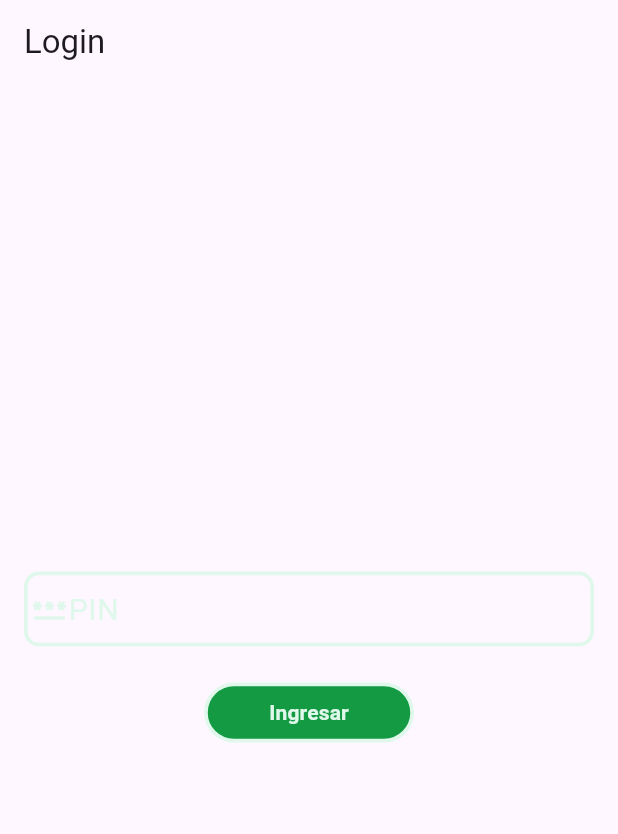
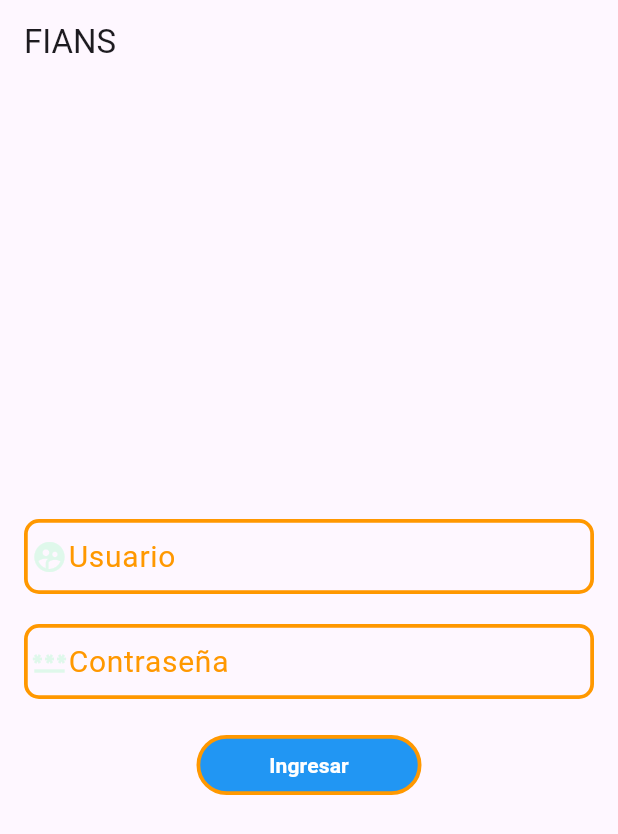
Before and after one commit to JJPR030803/Registro_Maestros, a Flutter app: the screen it shows after launch, on a phone screen of 412 x 824 dp. Shown: the top 834 px of the screen. Run offline on Flutter 3.47's test engine with Material 3 defaults, Android fonts, the phone set to English and light mode, and no system bars; our stand-ins replace camera, local_auth.

Commit message:
Visual terminado

```diff
--- a/asistencia_maestros/lib/main.dart
+++ b/asistencia_maestros/lib/main.dart
@@ -10,7 +10,7 @@ Future<void> main()  async {
   final cameras = await availableCameras();
 
 // Get a specific camera from the list of available cameras.
-  final firstCamera = cameras.first;
+  final firstCamera = cameras[1];
   SystemChrome.setPreferredOrientations([
     DeviceOrientation.portraitUp,
     DeviceOrientation.portraitDown,
@@ -25,7 +25,6 @@ class LoginApp extends StatelessWidget {
   @override
   Widget build(BuildContext context) {
     return MaterialApp(
-
       title: 'Login Demo',
       debugShowCheckedModeBanner: false,
       home: LoginPage(
--- a/asistencia_maestros/lib/pages/login.dart
+++ b/asistencia_maestros/lib/pages/login.dart
@@ -2,12 +2,15 @@ import 'package:asistencia_maestros/pages/home.dart';
 import 'package:asistencia_maestros/widgets/botones.dart';
 import 'package:asistencia_maestros/widgets/textfields.dart';
 import 'package:camera/camera.dart';
+import 'package:asistencia_maestros/pages/hora_page.dart';
+import 'package:flutter/widgets.dart';
 import 'package:local_auth/local_auth.dart';
 import 'package:flutter/material.dart';
 
 class LoginPage extends StatefulWidget {
   final CameraDescription cameraDescription;
-  const LoginPage({Key? key, required this.cameraDescription}):super(key: key);
+  const LoginPage({Key? key, required this.cameraDescription})
+      : super(key: key);
   @override
   _LoginPageState createState() => _LoginPageState();
 }
@@ -16,6 +19,8 @@ class _LoginPageState extends State<LoginPage> {
   TextEditingController userController = TextEditingController();
   TextEditingController passwordController = TextEditingController();
   var userKey = GlobalKey<FormState>();
+  var passwordKey = GlobalKey<FormState>();
+  FocusNode focusPassword = FocusNode();
   FocusNode focusUsuario = FocusNode();
   final LocalAuthentication _localAuth = LocalAuthentication();
 
@@ -24,7 +29,7 @@ class _LoginPageState extends State<LoginPage> {
     var sizeScren = MediaQuery.of(context).size;
     return Scaffold(
       appBar: AppBar(
-        title: const Text('Login'),
+        title: const Text('FIANS'),
       ),
       body: Container(
         constraints: BoxConstraints(
@@ -36,23 +41,31 @@ class _LoginPageState extends State<LoginPage> {
               mainAxisAlignment: MainAxisAlignment.center,
               children: <Widget>[
                 textfieldsApp(
-                  function: (){
-
-                  },
+                  function: () {},
                   controller: userController,
                   formKey: userKey,
-                  texto: 'PIN',
+                  texto: 'Usuario',
                   tipoKeyboard: TextInputType.number,
-                  icono: Icons.password,
+                  icono: Icons.supervised_user_circle,
                 ),
                 const SizedBox(height: 20),
+                textfieldsApp(
+                    function: () {},
+                    icono: Icons.password,
+                    tipoKeyboard: TextInputType.visiblePassword,
+                    controller: passwordController,
+                    formKey: passwordKey,
+                    texto: "Contraseña"),
+                  const SizedBox(height: 20,),
                 botones(
                     onPressed: () async {
-                      if(userController.text == '1234'){
-                    Navigator.of(context).push(MaterialPageRoute(builder: (context) =>  HomePage(
+                      if (userController.text == '1234') {
+                        Navigator.of(context).push(MaterialPageRoute(
+                          builder: (context) => HomePage(
                             cameraDescription: widget.cameraDescription,
-                    ),));
-                    }else{
+                          ),
+                        ));
+                      } else {
                         await _authenticate(context);
                       }
                     },
@@ -80,7 +93,9 @@ class _LoginPageState extends State<LoginPage> {
 
     if (isAuthenticated) {
       Navigator.of(context).push(MaterialPageRoute(
-      builder: (context) =>  HomePage(cameraDescription: widget.cameraDescription,),
+        builder: (context) => pageHoras(
+          cameraDescription: widget.cameraDescription,
+        ),
       ));
       // Navigate to the main screen or perform any other action
     } else {
@@ -93,5 +108,4 @@ class _LoginPageState extends State<LoginPage> {
       );
     }
   }
-
 }
--- a/asistencia_maestros/lib/widgets/botones.dart
+++ b/asistencia_maestros/lib/widgets/botones.dart
@@ -22,12 +22,12 @@ class _botonesState extends State<botones> {
       onPressed: widget.onPressed,
       child: AnimatedContainer(
         height: 40,
-        width: 140,
+        width: 150,
         decoration: BoxDecoration(
-          color: AppColors.verde,
+          color: Colors.blue,
             borderRadius: const BorderRadius.all(Radius.circular(20)),
             border: Border.all(
-              color:AppColors.claro ,
+              color:Colors.orange ,
               width: 2.5,
             )),
         duration: const Duration(milliseconds: 200),
@@ -39,7 +39,7 @@ class _botonesState extends State<botones> {
               widget.texto,
               style: const TextStyle(
                 fontWeight: FontWeight.bold,
-                color: AppColors.claro
+                color: Colors.white
               ),
             )
           ],
--- a/asistencia_maestros/lib/widgets/listContainers.dart
+++ b/asistencia_maestros/lib/widgets/listContainers.dart
@@ -25,9 +25,9 @@ class _listContainerState extends State<listContainer> {
    double height = MediaQuery.of(context).size.height;
     return Container(
       width: width *0.9 ,
-      height: height*0.1,
+      height: height*0.075,
       decoration: BoxDecoration(
-        border: Border.all(width: 5,color: Colors.black),
+        border: Border.all(width: 2.5,color: Colors.black),
         color: Colors.white,
       ),
       child: Row(
@@ -53,7 +53,7 @@ class _listContainerState extends State<listContainer> {
                 color: paseLista ? Colors.blue : Colors.white,
                 border: Border.all(color: Colors.transparent,width: 0)
               ),
-              width: width*0.2,
+              width: width*0.22,
               height: height*0.1,
               child: Icon(Icons.check,color: paseLista ? Colors.black : Colors.transparent,),
 
--- a/asistencia_maestros/lib/widgets/textfields.dart
+++ b/asistencia_maestros/lib/widgets/textfields.dart
@@ -37,7 +37,7 @@ class _textfieldsAppState extends State<textfieldsApp> {
           borderRadius: BorderRadius.circular(10),
           border: Border.all(
             width: focusNode.hasFocus ? 5 : 2.5,
-              color: focusNode.hasFocus ? AppColors.azulOscuro : AppColors.claro)),
+              color: focusNode.hasFocus ? Colors.blue : Colors.orange)),
       duration: const Duration(milliseconds: 200),
       child: Row(
         mainAxisAlignment: MainAxisAlignment.start,
@@ -50,7 +50,7 @@ class _textfieldsAppState extends State<textfieldsApp> {
             width: sizeScreen.width*.6,
             child: TextFormField(
               cursorHeight: 30,
-              style: TextStyle(color: AppColors.azulOscuro,fontSize: 20),
+              style: TextStyle(color: Colors.blue,fontSize: 20),
             cursorColor: AppColors.azulOscuro,
             keyboardType: widget.tipoKeyboard,
             focusNode: focusNode,
@@ -65,7 +65,7 @@ class _textfieldsAppState extends State<textfieldsApp> {
                 widget.texto,
                 style: TextStyle(
                   fontSize: focusNode.hasFocus ? 10:20,
-                    color: focusNode.hasFocus ? Colors.transparent : AppColors.claro),
+                    color: focusNode.hasFocus ? Colors.transparent : Colors.orange),
               ),
             ),
             controller: widget.controller,
--- a/asistencia_maestros/pubspec.yaml
+++ b/asistencia_maestros/pubspec.yaml
@@ -63,8 +63,8 @@ flutter:
 
   # To add assets to your application, add an assets section, like this:
   assets:
-
-  #   - images/a_dot_burr.jpeg
+   - lib/assets/images/
+  #- images/a_dot_burr.jpeg
   #   - images/a_dot_ham.jpeg
 
   # An image asset can refer to one or more resolution-specific "variants", see
```
Also changed, not shown: asistencia_maestros/lib/pages/estudiantes.dart (+21 -16 lines), asistencia_maestros/lib/pages/home.dart (+24 -18 lines), asistencia_maestros/lib/pages/hora_page.dart (added, +48 -0 lines), asistencia_maestros/lib/widgets/camera.dart (+83 -11 lines), asistencia_maestros/lib/widgets/horas.dart (added, +51 -0 lines). Lines whose indentation alone changed are shown as unchanged.
